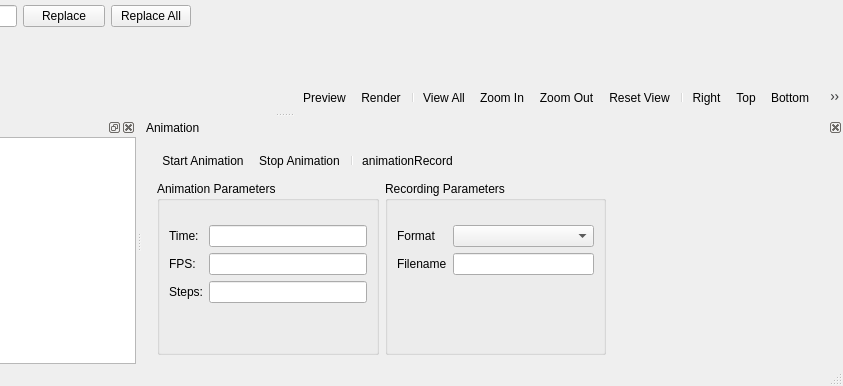
This is src/MainWindow.ui in openscad/openscad as Qt 5 draws it before an edit; both pictures show x 275 to 1118 and y 250 to 636 of the 1118 by 636 pixel window. The edited form follows.
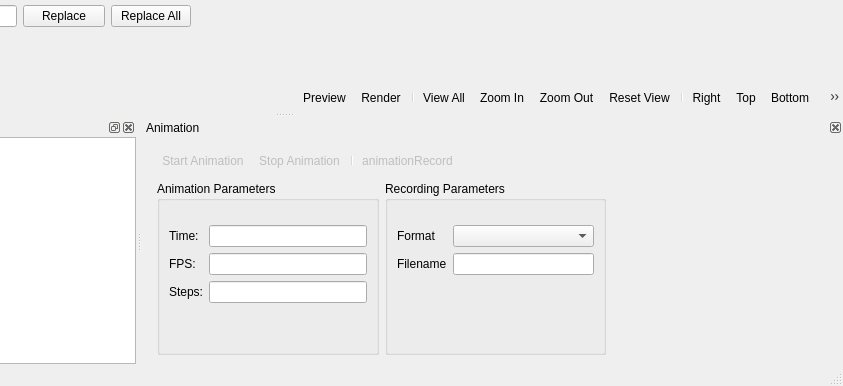
This is the edited form. Icons and pictures are not drawn. Custom widgets are drawn as their Qt base class.

Patch:
```diff
--- a/src/MainWindow.ui
+++ b/src/MainWindow.ui
@@ -1461,6 +1461,9 @@
    <property name="checkable">
     <bool>true</bool>
    </property>
+   <property name="enabled">
+    <bool>false</bool>
+   </property>
    <property name="icon">
     <iconset resource="../openscad.qrc">
      <normaloff>:/icons/player_play.png</normaloff>:/icons/player_play.png</iconset>
@@ -1473,6 +1476,9 @@
    </property>
   </action>
   <action name="actionAnimationStop">
+   <property name="enabled">
+    <bool>false</bool>
+   </property>
    <property name="icon">
     <iconset resource="../openscad.qrc">
      <normaloff>:/icons/player_stop.png</normaloff>:/icons/player_stop.png</iconset>
@@ -1488,6 +1494,9 @@
    <property name="checkable">
     <bool>true</bool>
    </property>
+   <property name="enabled">
+    <bool>false</bool>
+   </property>
    <property name="icon">
     <iconset resource="../openscad.qrc">
      <normaloff>:/icons/player_record.png</normaloff>:/icons/player_record.png</iconset>
```
Left out of the diff: 52 changed lines with no effect on the pictures.
